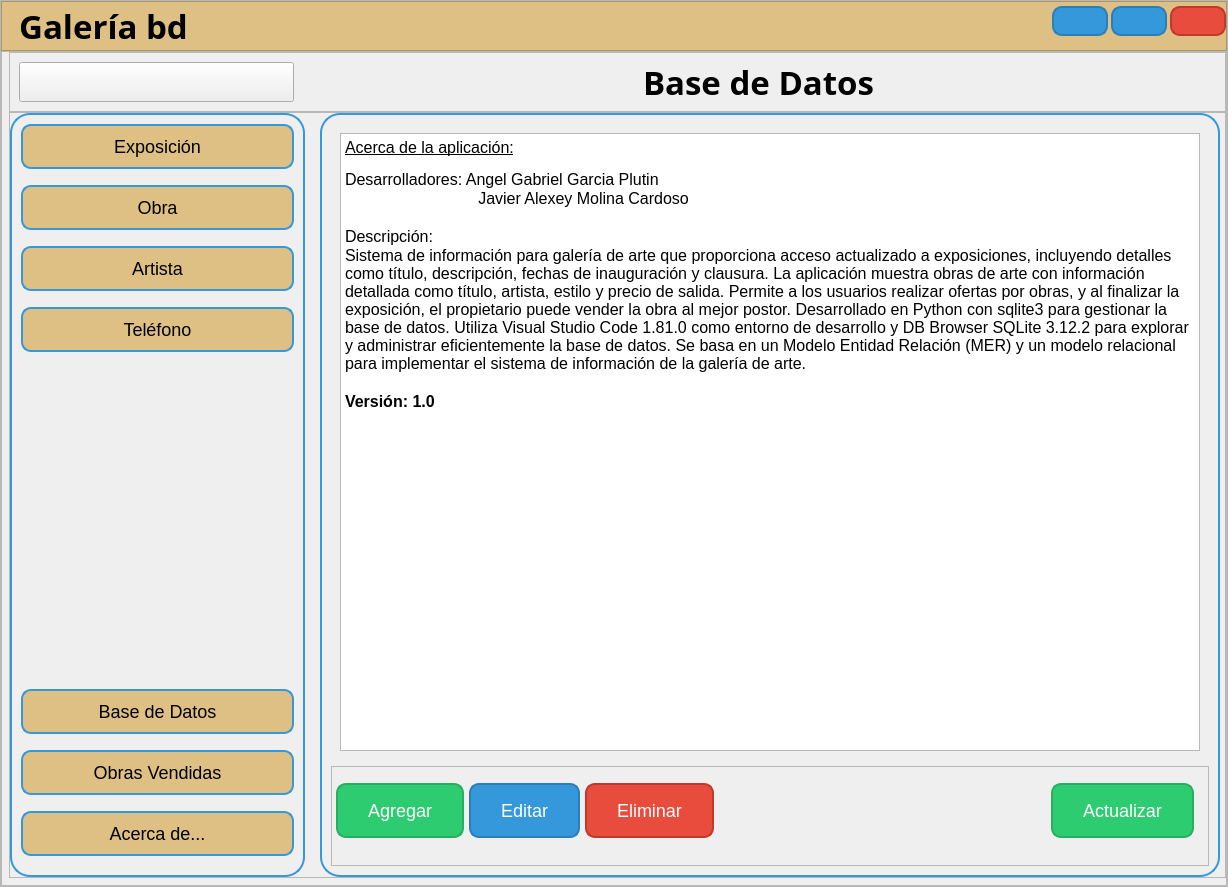
First picture: the form in interfaz.ui, repository Angelggp/Angelggp, before the edit.
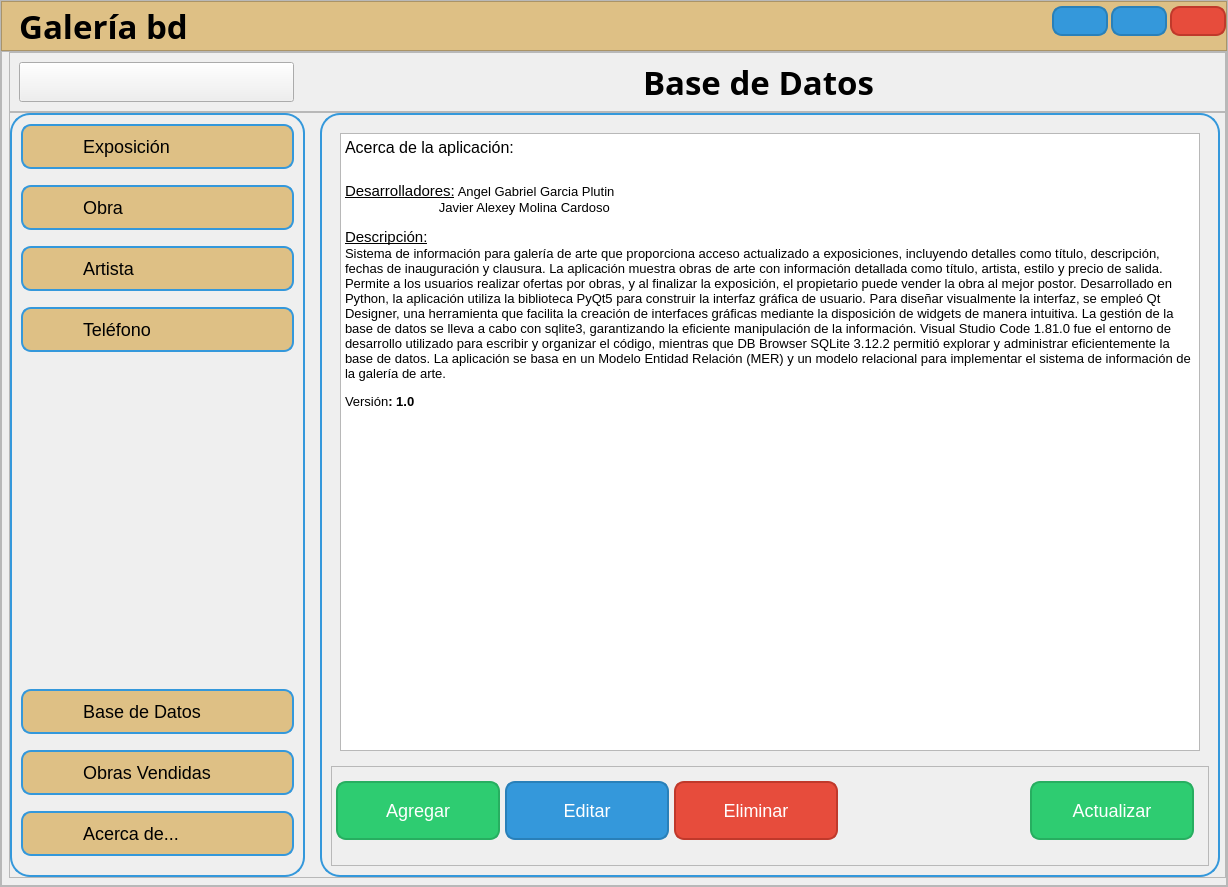
Second picture: the form after the edit. The open tabs and pages were chosen to show the change. Icons and pictures are not drawn.

Commit message: metodo editar_obra y buscar_obra implementado, pendiente: validar

What changed in the file:
```diff
--- a/interfaz.ui
+++ b/interfaz.ui
@@ -454,6 +454,8 @@
 	border-radius: 10px;
 	margin-bottom: 10px;
 	font-size: 18px;
+	text-align: left; 
+	padding-left: 60px;
 
 }
 
@@ -583,6 +585,13 @@
                   <property name="text">
                    <string>Obras Vendidas</string>
                   </property>
+                  <property name="icon">
+                   <iconset resource="icons.qrc">
+                    <normaloff>:/icons/icons/shopping-cart.svg</normaloff>:/icons/icons/shopping-cart.svg</iconset>
+                  </property>
+                  <property name="checkable">
+                   <bool>false</bool>
+                  </property>
                  </widget>
                 </item>
                 <item>
@@ -629,11 +638,12 @@
                   <property name="styleSheet">
                    <string notr="true">QHeaderView::section {
     background-color: #DEC085;
+	font-size: 20px;
 }
 {
 background-color: ;
 border: 1px solid #3498db;
-font-size: 15;
+font-size: 30px;
 }</string>
                   </property>
                   <property name="currentIndex">
@@ -709,15 +719,18 @@
 &lt;html&gt;&lt;head&gt;&lt;meta name=&quot;qrichtext&quot; content=&quot;1&quot; /&gt;&lt;style type=&quot;text/css&quot;&gt;
 p, li { white-space: pre-wrap; }
 &lt;/style&gt;&lt;/head&gt;&lt;body style=&quot; font-family:'MS Shell Dlg 2'; font-size:7.8pt; font-weight:400; font-style:normal;&quot;&gt;
-&lt;p style=&quot; margin-top:0px; margin-bottom:0px; margin-left:0px; margin-right:0px; -qt-block-indent:0; text-indent:0px;&quot;&gt;&lt;span style=&quot; font-size:12pt; text-decoration: underline;&quot;&gt;Acerca de la aplicación:&lt;/span&gt;&lt;/p&gt;
+&lt;p style=&quot; margin-top:12px; margin-bottom:12px; margin-left:0px; margin-right:0px; -qt-block-indent:0; text-indent:0px;&quot;&gt;&lt;span style=&quot; font-size:12pt;&quot;&gt;Acerca de la aplicación:&lt;/span&gt;&lt;/p&gt;
 &lt;p style=&quot;-qt-paragraph-type:empty; margin-top:0px; margin-bottom:0px; margin-left:0px; margin-right:0px; -qt-block-indent:0; text-indent:0px;&quot;&gt;&lt;br /&gt;&lt;/p&gt;
-&lt;p style=&quot; margin-top:0px; margin-bottom:0px; margin-left:0px; margin-right:0px; -qt-block-indent:0; text-indent:0px;&quot;&gt;&lt;span style=&quot; font-size:12pt;&quot;&gt;Desarrolladores: Angel Gabriel Garcia Plutin&lt;/span&gt;&lt;/p&gt;
-&lt;p style=&quot; margin-top:0px; margin-bottom:0px; margin-left:0px; margin-right:0px; -qt-block-indent:0; text-indent:0px;&quot;&gt;&lt;span style=&quot; font-size:12pt;&quot;&gt;	            Javier Alexey Molina Cardoso&lt;/span&gt;&lt;/p&gt;
-&lt;p style=&quot;-qt-paragraph-type:empty; margin-top:0px; margin-bottom:0px; margin-left:0px; margin-right:0px; -qt-block-indent:0; text-indent:0px; font-size:12pt;&quot;&gt;&lt;br /&gt;&lt;/p&gt;
-&lt;p style=&quot; margin-top:0px; margin-bottom:0px; margin-left:0px; margin-right:0px; -qt-block-indent:0; text-indent:0px;&quot;&gt;&lt;span style=&quot; font-size:12pt;&quot;&gt;Descripción:&lt;/span&gt;&lt;/p&gt;
-&lt;p style=&quot; margin-top:0px; margin-bottom:0px; margin-left:0px; margin-right:0px; -qt-block-indent:0; text-indent:0px;&quot;&gt;&lt;span style=&quot; font-size:12pt;&quot;&gt;Sistema de información para galería de arte que proporciona acceso actualizado a exposiciones, incluyendo detalles como título, descripción, fechas de inauguración y clausura. La aplicación muestra obras de arte con información detallada como título, artista, estilo y precio de salida. Permite a los usuarios realizar ofertas por obras, y al finalizar la exposición, el propietario puede vender la obra al mejor postor. Desarrollado en Python con sqlite3 para gestionar la base de datos. Utiliza Visual Studio Code 1.81.0 como entorno de desarrollo y DB Browser SQLite 3.12.2 para explorar y administrar eficientemente la base de datos. Se basa en un Modelo Entidad Relación (MER) y un modelo relacional para implementar el sistema de información de la galería de arte.&lt;/span&gt;&lt;/p&gt;
-&lt;p style=&quot;-qt-paragraph-type:empty; margin-top:0px; margin-bottom:0px; margin-left:0px; margin-right:0px; -qt-block-indent:0; text-indent:0px; font-size:12pt;&quot;&gt;&lt;br /&gt;&lt;/p&gt;
-&lt;p style=&quot; margin-top:0px; margin-bottom:0px; margin-left:0px; margin-right:0px; -qt-block-indent:0; text-indent:0px;&quot;&gt;&lt;span style=&quot; font-size:12pt; font-weight:600;&quot;&gt;Versión: 1.0&lt;/span&gt;&lt;/p&gt;&lt;/body&gt;&lt;/html&gt;</string>
+&lt;p style=&quot; margin-top:0px; margin-bottom:0px; margin-left:0px; margin-right:0px; -qt-block-indent:0; text-indent:0px;&quot;&gt;&lt;span style=&quot; font-size:11pt; text-decoration: underline;&quot;&gt;Desarrolladores:&lt;/span&gt;&lt;span style=&quot; font-size:10pt;&quot;&gt; Angel Gabriel Garcia Plutin&lt;/span&gt;&lt;/p&gt;
+&lt;p style=&quot; margin-top:0px; margin-bottom:0px; margin-left:0px; margin-right:0px; -qt-block-indent:0; text-indent:0px;&quot;&gt;&lt;span style=&quot; font-size:10pt;&quot;&gt;                          Javier Alexey Molina Cardoso&lt;/span&gt;&lt;/p&gt;
+&lt;p style=&quot;-qt-paragraph-type:empty; margin-top:0px; margin-bottom:0px; margin-left:0px; margin-right:0px; -qt-block-indent:0; text-indent:0px;&quot;&gt;&lt;br /&gt;&lt;/p&gt;
+&lt;p style=&quot; margin-top:0px; margin-bottom:0px; margin-left:0px; margin-right:0px; -qt-block-indent:0; text-indent:0px;&quot;&gt;&lt;span style=&quot; font-size:11pt; text-decoration: underline;&quot;&gt;Descripción:&lt;/span&gt;&lt;/p&gt;
+&lt;p style=&quot; margin-top:0px; margin-bottom:0px; margin-left:0px; margin-right:0px; -qt-block-indent:0; text-indent:0px;&quot;&gt;&lt;span style=&quot; font-size:10pt;&quot;&gt;Sistema de información para galería de arte que proporciona acceso actualizado a exposiciones, incluyendo detalles como título, descripción, fechas de inauguración y clausura. La aplicación muestra obras de arte con información detallada como título, artista, estilo y precio de salida. Permite a los usuarios realizar ofertas por obras, y al finalizar la exposición, el propietario puede vender la obra al mejor postor. Desarrollado en Python, la aplicación utiliza la biblioteca PyQt5 para construir la interfaz gráfica de usuario. Para diseñar visualmente la interfaz, se empleó Qt Designer, una herramienta que facilita la creación de interfaces gráficas mediante la disposición de widgets de manera intuitiva. La gestión de la base de datos se lleva a cabo con sqlite3, garantizando la eficiente manipulación de la información. Visual Studio Code 1.81.0 fue el entorno de desarrollo utilizado para escribir y organizar el código, mientras que DB Browser SQLite 3.12.2 permitió explorar y administrar eficientemente la base de datos. La aplicación se basa en un Modelo Entidad Relación (MER) y un modelo relacional para implementar el sistema de información de la galería de arte.&lt;/span&gt;&lt;/p&gt;
+&lt;p style=&quot;-qt-paragraph-type:empty; margin-top:0px; margin-bottom:0px; margin-left:0px; margin-right:0px; -qt-block-indent:0; text-indent:0px;&quot;&gt;&lt;br /&gt;&lt;/p&gt;
+&lt;p style=&quot; margin-top:0px; margin-bottom:0px; margin-left:0px; margin-right:0px; -qt-block-indent:0; text-indent:0px;&quot;&gt;&lt;span style=&quot; font-size:10pt;&quot;&gt;Versión&lt;/span&gt;&lt;span style=&quot; font-size:10pt; font-weight:600;&quot;&gt;: 1.0&lt;/span&gt;&lt;/p&gt;
+&lt;p style=&quot;-qt-paragraph-type:empty; margin-top:0px; margin-bottom:0px; margin-left:0px; margin-right:0px; -qt-block-indent:0; text-indent:0px;&quot;&gt;&lt;br /&gt;&lt;/p&gt;
+&lt;p style=&quot; margin-top:12px; margin-bottom:12px; margin-left:0px; margin-right:0px; -qt-block-indent:0; text-indent:0px;&quot;&gt;&lt;span style=&quot; font-size:12pt; font-weight:600; vertical-align:super;&quot;&gt;&lt;br /&gt;&lt;/span&gt;&lt;/p&gt;
+&lt;p style=&quot;-qt-paragraph-type:empty; margin-top:12px; margin-bottom:12px; margin-left:0px; margin-right:0px; -qt-block-indent:0; text-indent:0px;&quot;&gt;&lt;br /&gt;&lt;/p&gt;&lt;/body&gt;&lt;/html&gt;</string>
                       </property>
                      </widget>
                     </item>
@@ -833,6 +846,9 @@
                   </property>
                   <property name="styleSheet">
                    <string notr="true">/* Estilo para el botón Agregar */
+
+QPushButton {width: 100px; height: 25px;}
+
 #bt_agregar {
     padding: 15px 30px;
     background-color: #2ecc71; /* Color verde */
```
Left out of the diff: 42 changed lines with no effect on the pictures. The commit also changes 10 other files.
